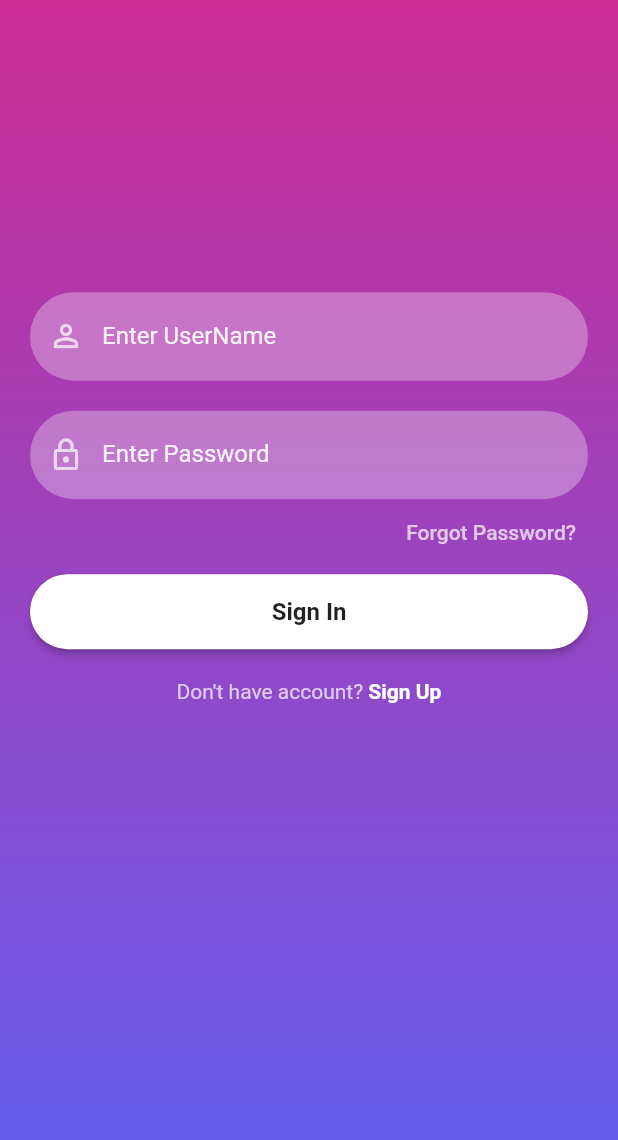
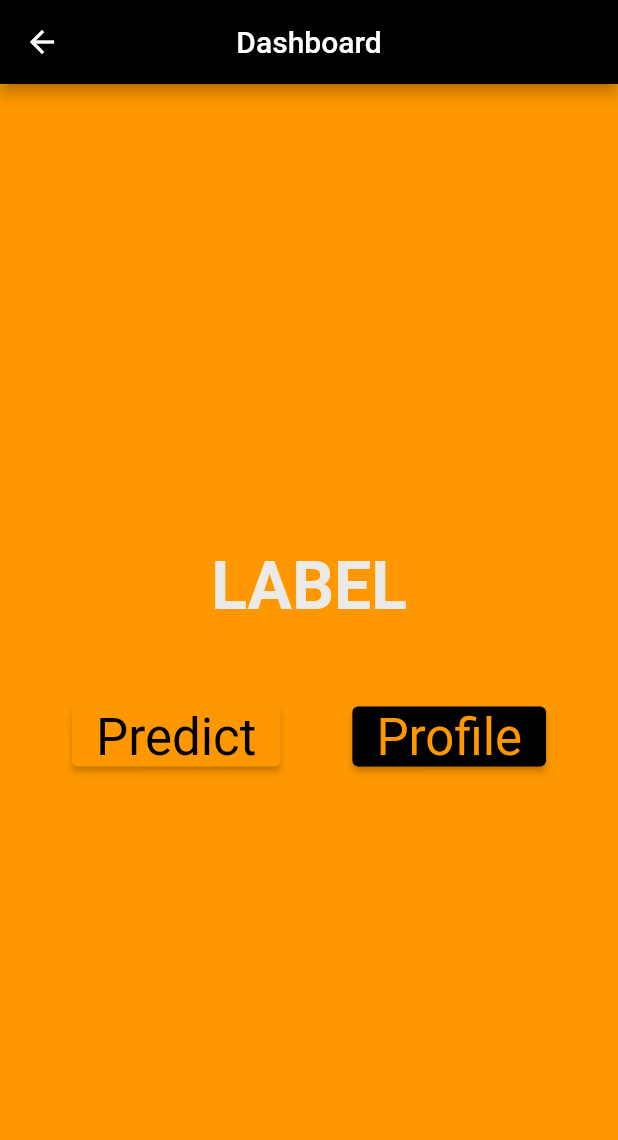
Before and after one commit to SEM6-Mini-Project/app, a Flutter app: the screen it shows after launch, on a phone screen of 412 x 824 dp. Shown: the top 1140 px of the screen. Run offline on Flutter 3.47's test engine with Material 2 defaults, Android fonts, the phone set to English and light mode, and no system bars; our stand-ins replace firebase_auth, firebase_core, hexcolor; accounts and stored records are empty.

Commit message:
dashboard is added

```diff
--- a/lib/main.dart
+++ b/lib/main.dart
@@ -3,6 +3,7 @@ import 'package:flutter/material.dart';
 import 'package:prediction/screens/prediction.dart';
 import 'package:hexcolor/hexcolor.dart';
 import 'package:prediction/screens/sign_in_screen.dart';
+import 'package:prediction/screens/dashboard.dart';
 
 Future<void> main() async {
   FirebaseApp myapp = await Firebase.initializeApp(
@@ -49,7 +50,7 @@ class LoginUiApp extends StatelessWidget {
         scaffoldBackgroundColor: Colors.grey.shade100,
         primarySwatch: Colors.grey,
       ),
-      home: const SignInScreen(),
+      home: Dashboard(),
     );
   }
 }
--- /dev/null
+++ b/lib/screens/dashboard.dart
@@ -0,0 +1,69 @@
+import 'package:firebase_auth/firebase_auth.dart';
+import 'package:prediction/screens/sign_in_screen.dart';
+import 'package:flutter/material.dart';
+
+class Dashboard extends StatelessWidget {
+  const Dashboard({super.key});
+
+  @override
+  Widget build(BuildContext context) {
+    return Scaffold(
+        backgroundColor: Colors.orange,
+        appBar: AppBar(
+          leading: IconButton(
+            icon: Icon(
+              Icons.arrow_back,
+              color: Colors.white,
+            ),
+            onPressed: () => Navigator.pop(context),
+          ),
+          backgroundColor: Colors.black,
+          title: Text(
+            'Dashboard',
+            style: TextStyle(color: Colors.white),
+          ),
+          centerTitle: true,
+        ),
+        // body: Center(
+        body: Center(
+            child:
+                Column(mainAxisAlignment: MainAxisAlignment.center, children: [
+          Text(
+            'LABEL',
+            style: TextStyle(
+              color: Color.fromARGB(255, 236, 234, 231),
+              fontSize: 44,
+              fontWeight: FontWeight.bold,
+            ),
+          ),
+          SizedBox(height: 50),
+          Row(
+            mainAxisAlignment: MainAxisAlignment.spaceEvenly,
+            children: [
+              ElevatedButton(
+                onPressed: () {
+                  // Code for Predict button action
+                },
+                child: Text('Predict'),
+                style: ElevatedButton.styleFrom(
+                  primary: Colors.orange,
+                  onPrimary: Colors.black,
+                  textStyle: TextStyle(fontSize: 34),
+                ),
+              ),
+              ElevatedButton(
+                onPressed: () {
+                  // Code for Back button action
+                },
+                child: Text('Profile'),
+                style: ElevatedButton.styleFrom(
+                  primary: Colors.black,
+                  onPrimary: Colors.orange,
+                  textStyle: TextStyle(fontSize: 34),
+                ),
+              ),
+            ],
+          ),
+        ])));
+  }
+}
--- a/lib/screens/sign_up_screen.dart
+++ b/lib/screens/sign_up_screen.dart
@@ -1,6 +1,7 @@
 import 'package:firebase_auth/firebase_auth.dart';
 import 'package:prediction/reusable_widgets/reusable_widget.dart';
 import 'package:prediction/screens/home.dart';
+import 'package:prediction/screens/sign_in_screen.dart';
 import 'package:prediction/utils/color_utils.dart';
 import 'package:flutter/material.dart';
 
@@ -71,7 +72,7 @@ class _SignUpScreenState extends State<SignUpScreen> {
                         "\n pass: " +
                         _passwordTextController.text);
                     Navigator.push(context,
-                        MaterialPageRoute(builder: (context) => HomeScreen()));
+                        MaterialPageRoute(builder: (context) => SignInScreen()));
                   }).onError((error, stackTrace) {
                     print("Error ${error.toString()}");
                   });
```
